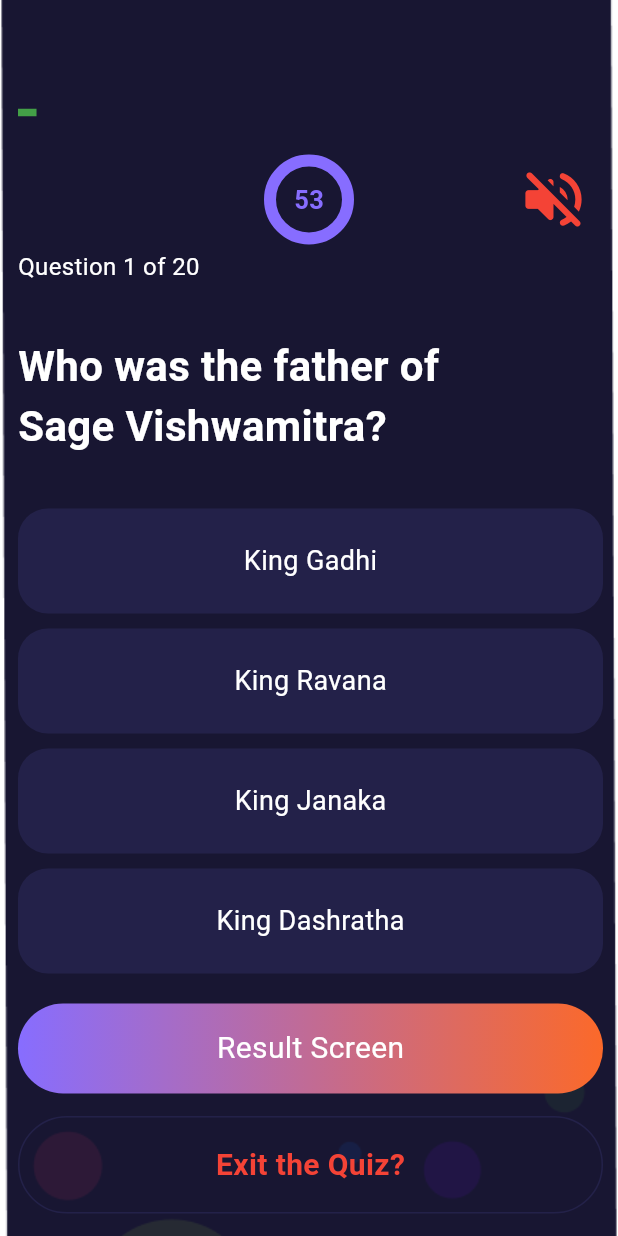
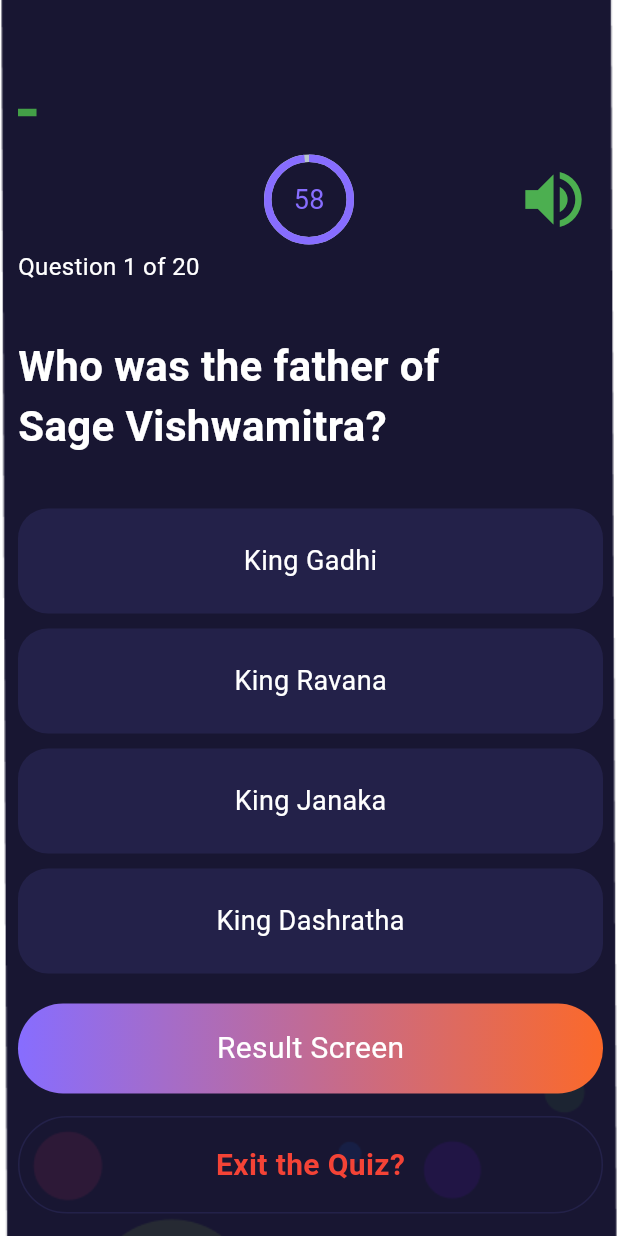
Before and after one commit to SharmaShashankk/quizzin_app, a Flutter app: the QuizScreen screen opened directly, on a phone screen of 412 x 824 dp. Run offline on Flutter 3.47's test engine with Material 3 defaults, Android fonts, the light colour scheme and no system bars; drawn by our look-alikes of percent_indicator; our stand-ins replace audioplayers, avatar_glow, curved_labeled_navigation_bar, dio, firebase_core, flutter_svg and 5 more; accounts and stored records are empty.

Commit message:
Added percent indicator and audioplayer
added percent indicator and audio player in the quiz screen.

```diff
--- a/lib/modules/chapter_screen_module/screens/quiz.dart
+++ b/lib/modules/chapter_screen_module/screens/quiz.dart
@@ -1,7 +1,19 @@
+import 'dart:async';
+import 'dart:developer';
+
+import 'package:audioplayers/audioplayers.dart';
+import 'package:dio/dio.dart';
 import 'package:flutter/material.dart';
+import 'package:percent_indicator/circular_percent_indicator.dart';
 import 'package:quizzin_app/modules/authentication_screen_module/widgets/button.dart';
+import 'package:quizzin_app/modules/chapter_screen_module/screens/choose_chapter.dart';
+import 'package:quizzin_app/modules/chapter_screen_module/screens/levels.dart';
 // import 'package:quizzin_app/chapter_screen_module/screens/chapter_one.dart';
 import 'package:quizzin_app/modules/chapter_screen_module/screens/result.dart';
+import 'package:quizzin_app/services/dio_client_service.dart';
+import 'package:quizzin_app/utils/api_url_string.dart';
+import 'package:quizzin_app/utils/globals.dart';
+import 'package:quizzin_app/utils/utils.dart';
 
 class QuizScreen extends StatefulWidget {
   const QuizScreen({super.key});
@@ -14,32 +26,103 @@ class _QuizScreenState extends State<QuizScreen>
     with SingleTickerProviderStateMixin {
   late AnimationController _controller;
   double _currentTime = 0;
-  bool isMuted = false;
+  // bool isMuted = false;
 
-  void toggleMute() {
-    setState(() {
-      isMuted = !isMuted;
-    });
-  }
+  // void toggleMute() {
+  //   setState(() {
+  //     isMuted = !isMuted;
+  //   });
+  // }
 
   @override
   void initState() {
+    _startTimer();
+    audioPlayer = AudioPlayer();
+    _playMusic();
     super.initState();
     _controller = AnimationController(
       vsync: this,
-      duration: Duration(seconds: 60),
+      duration: Duration(seconds: 59),
     )..repeat();
 
     _controller.addListener(() {
       setState(() {
-        _currentTime = _controller.value * 60;
+        _currentTime = _controller.value * 59;
       });
     });
+  }
+
+  double _percent = 1.0;
+  int _timeInSeconds = 59;
+  late Timer _timer;
+
+  void _startTimer() {
+    _timer = Timer.periodic(Duration(seconds: 1), (timer) {
+      setState(() {
+        if (_timeInSeconds > 0) {
+          _timeInSeconds--;
+          _percent = _timeInSeconds / 59;
+        } else {
+          _timeInSeconds = 59;
+          _percent = 1.0;
+          _timer.cancel();
+          _startTimer();
+        }
+      });
+    });
+  }
+
+  late AudioPlayer audioPlayer;
+  bool _isPlaying = true;
+
+  void _playMusic() async {
+    await audioPlayer.setReleaseMode(ReleaseMode.loop);
+    await audioPlayer.play(AssetSource('audio/ramayan.mp3'));
+  }
+
+  void _toggleMusic() {
+    setState(() {
+      if (_isPlaying) {
+        audioPlayer.pause();
+      } else {
+        audioPlayer.resume();
+      }
+      _isPlaying = !_isPlaying;
+    });
+  }
+
+  List arrQues = [];
+  questionsData() async {
+    print(token);
+    final response = await DioClientServices.instance.dioPostCall(context,
+        url: questionBank,
+        isLoading: true,
+        bodyTag: {
+          'chapter_id': 1,
+          'difficulty_level': 'L1',
+          'question_section': 'Chapter'
+        });
+    if (response != null && response['status'] == 1) {
+      log('my response is $response');
+
+      for (int i = 0;
+          i < response['result']['chapter_levels']['levelsDetails'].length;
+          i++) {
+        arrQues.add({});
+      }
+      setState(() {});
+      print('my list is ${arrQues}');
+    } else if (response != null && response['status'] == 0) {
+      log('my response is ${response}');
+
+      Utils().toastMessage(response['result']['message'].toString());
+    }
   }
 
   @override
   void dispose() {
     _controller.dispose();
+    audioPlayer.dispose();
     super.dispose();
   }
 
@@ -68,38 +151,39 @@ class _QuizScreenState extends State<QuizScreen>
               Row(
                 mainAxisAlignment: MainAxisAlignment.end,
                 children: [
-                  Container(
-                    height: 60,
-                    width: 60,
-                    decoration: BoxDecoration(
-                      borderRadius: BorderRadius.circular(40),
-                      border: Border.all(color: Color(0xff876DFF), width: 8),
+                  Center(
+                      child: CircularPercentIndicator(
+                    radius: 30,
+                    lineWidth: 5,
+                    percent: _percent,
+                    center: Text(
+                      "${_timeInSeconds}",
+                      style: TextStyle(fontSize: 18, color: Color(0xff876DFF)),
                     ),
-                    child: Center(
-                      child: Text(
-                        '53',
-                        style: TextStyle(
-                            color: Color(0xff876DFF),
-                            fontWeight: FontWeight.bold,
-                            fontSize: 17),
-                      ),
-                    ),
-                  ),
+                    progressColor: Color(0xff876DFF),
+                  )),
                   SizedBox(
                     width: 100,
                   ),
                   GestureDetector(
                       child: IconButton(
                           onPressed: () {
-                            toggleMute();
+                            // toggleMute();
+                            _toggleMusic();
                           },
                           icon: Icon(
-                            isMuted
-                                ? Icons.volume_up_rounded
-                                : Icons.volume_off_rounded,
-                            color: isMuted ? Colors.white : Colors.red,
-                            size: isMuted ? 50 : 50,
-                          ))),
+                            _isPlaying ? Icons.volume_up : Icons.volume_down,
+                            color: _isPlaying ? Colors.green : Colors.red,
+                            size: _isPlaying ? 50 : 50,
+                          )
+                          // Icon(
+                          //   isMuted
+                          //       ? Icons.volume_up_rounded
+                          //       : Icons.volume_off_rounded,
+                          //   color: isMuted ? Colors.white : Colors.red,
+                          //   size: isMuted ? 50 : 50,
+                          // )
+                          )),
                 ],
               ),
               Text(
@@ -233,12 +317,12 @@ class _QuizScreenState extends State<QuizScreen>
                                 RoundButton(
                                   title: 'Yes Exit Anyway',
                                   onTap: () {
-                                    // Navigator.push(
-                                    //     context,
-                                    //     MaterialPageRoute(
-                                    //       builder: (context) =>
-                                    //           ChapterOneScreen(),
-                                    //     ));
+                                    Navigator.push(
+                                        context,
+                                        MaterialPageRoute(
+                                          builder: (context) =>
+                                              ChooseChapterScreen(),
+                                        ));
                                   },
                                 ),
                                 SizedBox(
```
